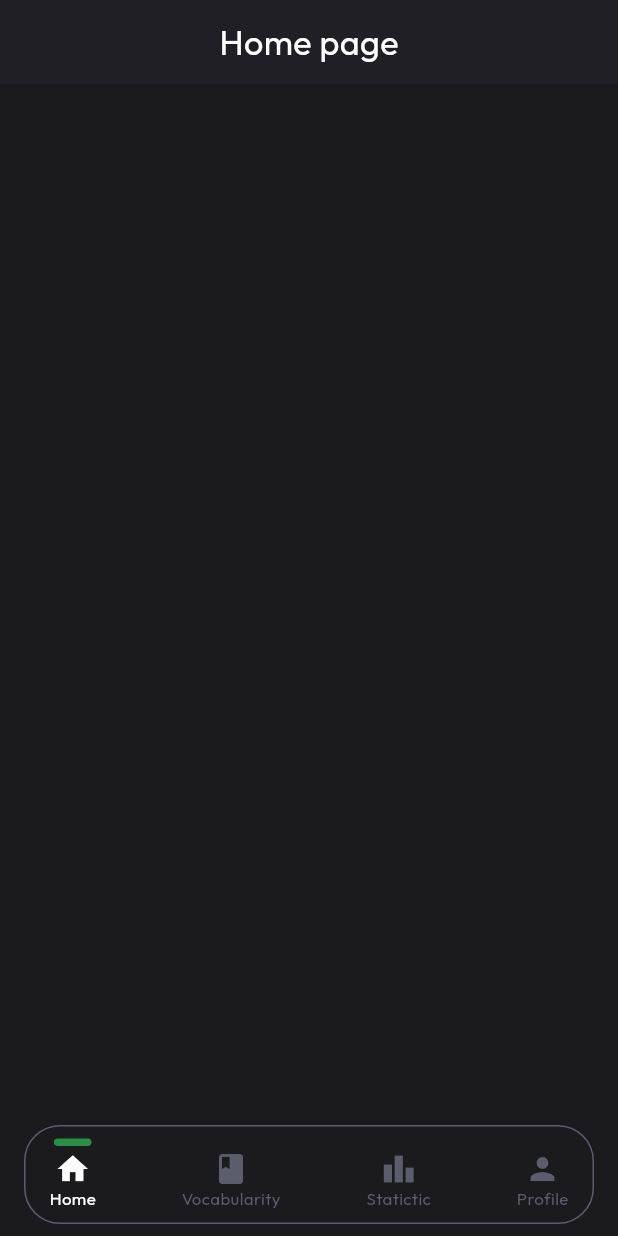
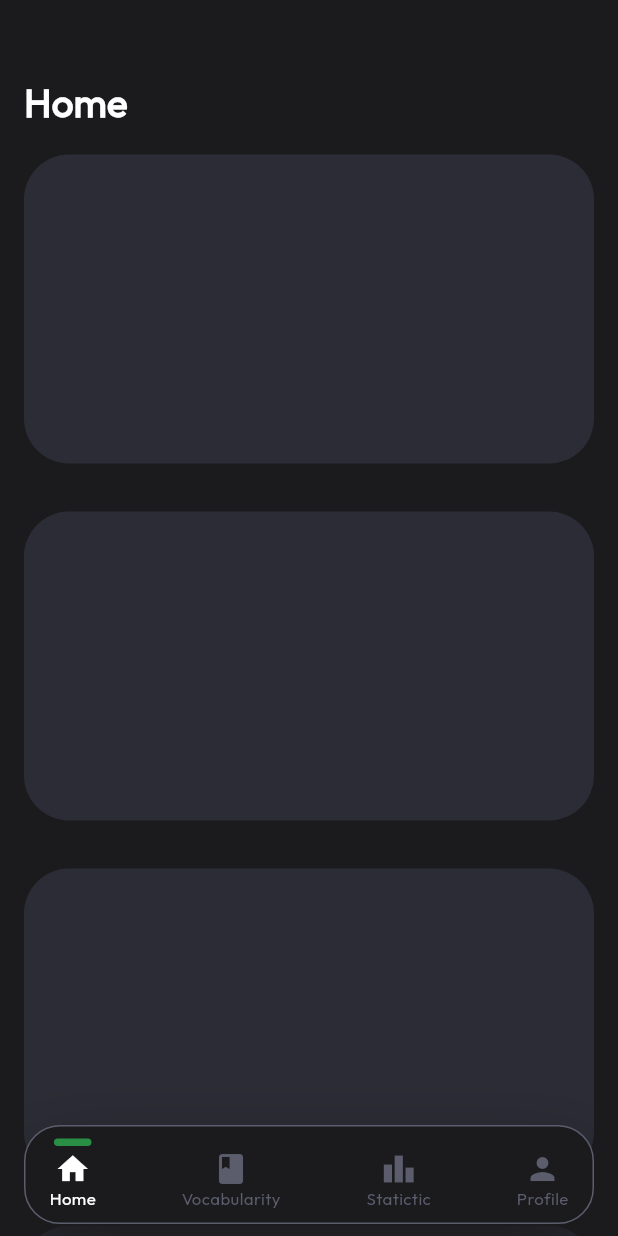
Before and after one commit to ericFlutterast/simply_english, a Flutter app: the screen it shows after launch, on a phone screen of 412 x 824 dp. Run offline on Flutter 3.47's test engine with Material 3 defaults, Android fonts, the phone set to English and light mode, and no system bars; our stand-ins replace go_router.

```diff
--- a/lib/src/config/app_router.dart
+++ b/lib/src/config/app_router.dart
@@ -2,7 +2,7 @@ import 'package:flutter/material.dart';
 import 'package:go_router/go_router.dart';
 import 'package:simply_english/src/moduls/app_root/app_root.dart';
 import 'package:simply_english/src/moduls/main/presentor/screens/main_screen.dart';
-import 'package:simply_english/src/moduls/vocabularity/presentor/screens/note_screen.dart';
+import 'package:simply_english/src/moduls/vocabularity/presentor/screens/vocabularity_screen.dart';
 import 'package:simply_english/src/moduls/profile/presentor/screens/profile_screen.dart';
 import 'package:simply_english/src/moduls/statistic/presentor/screens/statistic_screen.dart';
 
--- a/lib/src/moduls/app_root/app_root.dart
+++ b/lib/src/moduls/app_root/app_root.dart
@@ -1,6 +1,4 @@
 // ignore_for_file: unused_element
-import 'dart:ui';
-
 import 'package:flutter/material.dart';
 import 'package:go_router/go_router.dart';
 import 'package:simply_english/src/config/app_theme/app_theme_provider.dart';
--- a/lib/src/moduls/main/presentor/screens/main_screen.dart
+++ b/lib/src/moduls/main/presentor/screens/main_screen.dart
@@ -1,28 +1,142 @@
+import 'dart:ui';
+
 import 'package:flutter/material.dart';
 import 'package:simply_english/src/config/app_theme/app_theme_provider.dart';
 
-class MainScreen extends StatelessWidget {
+class MainScreen extends StatefulWidget {
   const MainScreen({super.key});
 
+  @override
+  State<MainScreen> createState() => _MainScreenState();
+}
+
+class _MainScreenState extends State<MainScreen> {
   @override
   Widget build(BuildContext context) {
     final appTheme = context.theme;
 
     return Scaffold(
       backgroundColor: appTheme.appColors.grayscale.g0,
-      body: CustomScrollView(
-        slivers: [
-          SliverAppBar(
-            backgroundColor: appTheme.appColors.grayscale.g1,
-            flexibleSpace: Center(
-              child: Text(
-                'Home page',
-                style: appTheme.appTextStyle.display1,
-              ),
+      extendBodyBehindAppBar: true,
+      appBar: const CustomAppBar(),
+      body: ListView(
+        children: [
+          Padding(
+            padding: const EdgeInsets.symmetric(horizontal: 16),
+            child: Text(
+              'Home',
+              style: appTheme.appTextStyle.display2.copyWith(fontWeight: FontWeight.w700),
             ),
+          ),
+          ...List.generate(
+            5,
+            (index) {
+              return Container(
+                height: MediaQuery.of(context).size.height / 4,
+                margin: const EdgeInsets.all(16),
+                decoration: BoxDecoration(
+                  color: appTheme.appColors.grayscale.g4,
+                  borderRadius: BorderRadius.circular(30),
+                ),
+              );
+            },
           ),
         ],
       ),
     );
   }
 }
+
+class CustomAppBar extends StatefulWidget implements PreferredSizeWidget {
+  const CustomAppBar({super.key});
+
+  static const double _appBarHeight = 50;
+
+  @override
+  State<CustomAppBar> createState() => _CustomAppBarState();
+
+  @override
+  Size get preferredSize => const Size.fromHeight(CustomAppBar._appBarHeight);
+}
+
+class _CustomAppBarState extends State<CustomAppBar> {
+  ScrollNotificationObserverState? _scrollNotificationObserver;
+  bool _scrolledUnder = false;
+
+  @override
+  void didChangeDependencies() {
+    super.didChangeDependencies();
+    _scrollNotificationObserver?.removeListener(_handleScrollNotification);
+    _scrollNotificationObserver = ScrollNotificationObserver.maybeOf(context);
+    _scrollNotificationObserver?.addListener(_handleScrollNotification);
+  }
+
+  @override
+  void dispose() {
+    if (_scrollNotificationObserver != null) {
+      _scrollNotificationObserver!.removeListener(_handleScrollNotification);
+      _scrollNotificationObserver = null;
+    }
+    super.dispose();
+  }
+
+  void _handleScrollNotification(ScrollNotification notification) {
+    if (notification is ScrollUpdateNotification) {
+      final bool oldScrolledUnder = _scrolledUnder;
+      final ScrollMetrics metrics = notification.metrics;
+      switch (metrics.axisDirection) {
+        case AxisDirection.up:
+          // Scroll view is reversed
+          _scrolledUnder = metrics.extentAfter - widget.preferredSize.height > 0;
+        case AxisDirection.down:
+          _scrolledUnder = metrics.extentBefore - widget.preferredSize.height > 0;
+        case AxisDirection.right:
+        case AxisDirection.left:
+          // Scrolled under is only supported in the vertical axis, and should
+          // not be altered based on horizontal notifications of the same
+          // predicate since it could be a 2D scroller.
+          break;
+      }
+
+      if (_scrolledUnder != oldScrolledUnder) {
+        setState(() {
+          // React to a change in MaterialState.scrolledUnder
+        });
+      }
+    }
+  }
+
+  @override
+  Widget build(BuildContext context) {
+    Widget appBarContent = Column(
+      mainAxisAlignment: MainAxisAlignment.end,
+      children: [
+        Padding(
+          padding: const EdgeInsets.only(bottom: 10),
+          child: _scrolledUnder
+              ? Text(
+                  'Home',
+                  style: context.theme.appTextStyle.display1.copyWith(
+                    fontWeight: FontWeight.w800,
+                  ),
+                )
+              : null,
+        ),
+      ],
+    );
+
+    if (_scrolledUnder) {
+      appBarContent = Container(
+        color: context.theme.appColors.grayscale.g3.withOpacity(0.3),
+        child: ClipRRect(
+          child: BackdropFilter(
+            filter: ImageFilter.blur(sigmaX: 40, sigmaY: 40),
+            child: appBarContent,
+          ),
+        ),
+      );
+    }
+
+    return appBarContent;
+  }
+}
```
